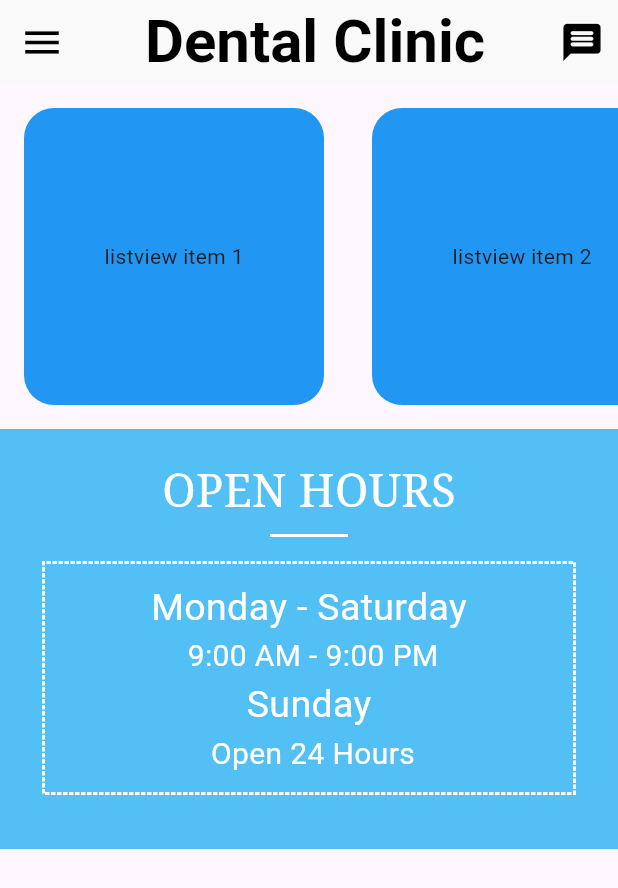
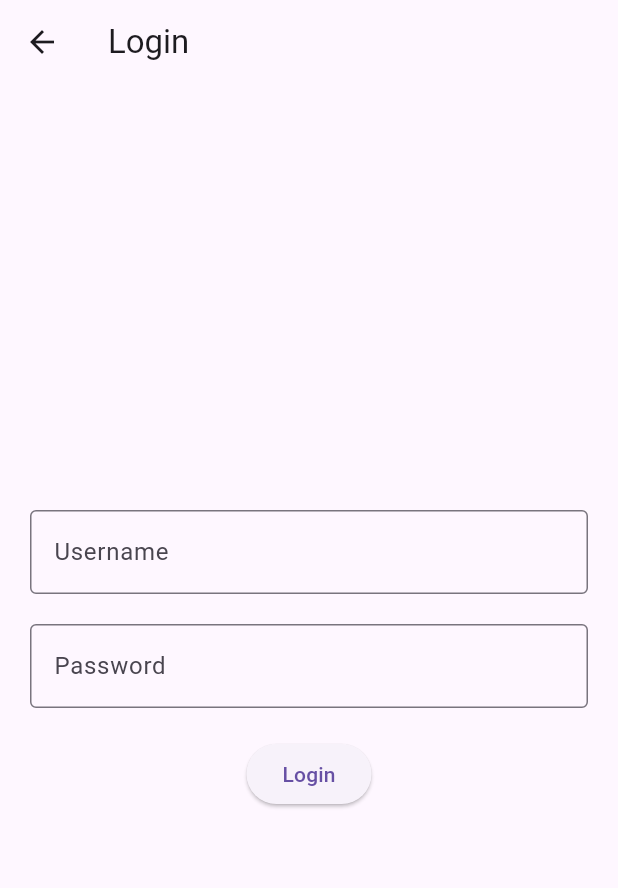
Before and after one commit to MohamedHamed001/dental-clinic-, a Flutter app: the screen it shows after launch, in the side drawer, after a tap on the "menu" icon, on a phone screen of 412 x 824 dp. Shown: the top 888 px of the screen. Run offline on Flutter 3.47's test engine with Material 3 defaults, Android fonts, the phone set to English and light mode, and no system bars; drawn by our look-alikes of dotted_border; Roboto replaces fonts that are missing (Poppins).

Commit message:
drawerfixed/initialloginpage

```diff
--- /dev/null
+++ b/cross_platform/lib/login_page.dart
@@ -0,0 +1,41 @@
+import 'package:flutter/material.dart';
+
+class LoginPage extends StatelessWidget {
+  @override
+  Widget build(BuildContext context) {
+    return Scaffold(
+      appBar: AppBar(
+        title: Text("Login"),
+      ),
+      body: Padding(
+        padding: EdgeInsets.all(20.0),
+        child: Column(
+          mainAxisAlignment: MainAxisAlignment.center,
+          children: <Widget>[
+            TextField(
+              decoration: InputDecoration(
+                labelText: "Username",
+                border: OutlineInputBorder(),
+              ),
+            ),
+            SizedBox(height: 20),
+            TextField(
+              obscureText: true,
+              decoration: InputDecoration(
+                labelText: "Password",
+                border: OutlineInputBorder(),
+              ),
+            ),
+            SizedBox(height: 20),
+            ElevatedButton(
+              onPressed: () {
+                // Perform login logic
+              },
+              child: Text("Login"),
+            ),
+          ],
+        ),
+      ),
+    );
+  }
+}
--- a/cross_platform/lib/main.dart
+++ b/cross_platform/lib/main.dart
@@ -1,3 +1,4 @@
+import 'package:cross_platform/login_page.dart';
 import 'package:cross_platform/my_app_bar.dart';
 import 'package:cross_platform/my_home_page.dart';
 import 'package:flutter/material.dart';
@@ -15,6 +16,9 @@ class MyApp extends StatelessWidget {
         primarySwatch: Colors.blue,
       ),
       home: MyHomePage(),
+      routes: {
+        '/login': (context) => LoginPage(),
+      },
     );
   }
 }
--- a/cross_platform/lib/my_app_bar.dart
+++ b/cross_platform/lib/my_app_bar.dart
@@ -1,12 +1,9 @@
-import 'package:cross_platform/my_drawer.dart';
 import 'package:flutter/material.dart';
-// import 'package:cross_platform/menu_drawer.dart';
 
-class MyAppBar extends StatelessWidget {
+class MyAppBar extends StatelessWidget implements PreferredSizeWidget {
   @override
   Widget build(BuildContext context) {
     return AppBar(
-        // elevation: 100,
       title: Center(
         child: Text('Dental Clinic',
             style: TextStyle(
@@ -17,15 +14,12 @@ class MyAppBar extends StatelessWidget {
       ),
       backgroundColor: Color.fromARGB(255, 249, 249, 249),
       leading: IconButton(
-          onPressed: () {
-            Navigator.push(
-                context, MaterialPageRoute(builder: (context) => MyDrawer()));
-          },
         icon: Icon(
           Icons.menu,
           color: Colors.black,
           size: 30,
         ),
+        onPressed: Scaffold.of(context).openDrawer, // This line is changed
       ),
       actions: [
         IconButton(
@@ -36,6 +30,10 @@ class MyAppBar extends StatelessWidget {
             size: 30,
           ),
         ),
-        ]);
+      ],
+    );
   }
+
+  @override
+  Size get preferredSize => Size.fromHeight(kToolbarHeight);
 }
--- a/cross_platform/lib/my_drawer.dart
+++ b/cross_platform/lib/my_drawer.dart
@@ -1,17 +1,28 @@
+import 'package:cross_platform/login_page.dart';
 import 'package:flutter/material.dart';
 
 class MyDrawer extends StatelessWidget {
   MyDrawer({Key? key}) : super(key: key);
+
   @override
   Widget build(BuildContext context) {
-    // TODO: Implement build method
-    return Drawer(
+    final double screenWidth = MediaQuery.of(context).size.width;
+    final double drawerWidth =
+        screenWidth * 0.75; // Drawer covers 75% of the screen width
+
+    return SizedBox(
+      width: drawerWidth, // Control the width of the drawer
+      child: Drawer(
         child: ListView(
           children: [
             ListTile(
-            title: Text('Item 1'),
+              title: Text('Login'),
               onTap: () {
-              Navigator.pop(context);
+                Navigator.pop(context); // Close the drawer
+                Navigator.push(
+                  context,
+                  MaterialPageRoute(builder: (context) => LoginPage()),
+                );
               },
             ),
             ListTile(
@@ -22,8 +33,7 @@ class MyDrawer extends StatelessWidget {
             ),
           ],
         ),
+      ),
     );
-
-    // Replace Container() with your desired widget
   }
 }
```
Also changed, not shown: 1 other file. Lines whose indentation alone changed are shown as unchanged.
